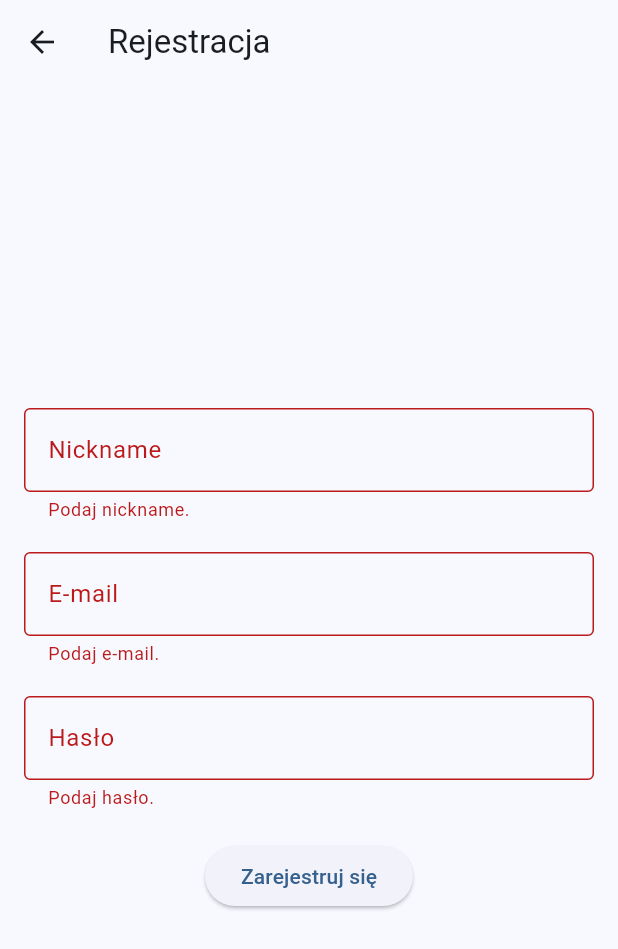
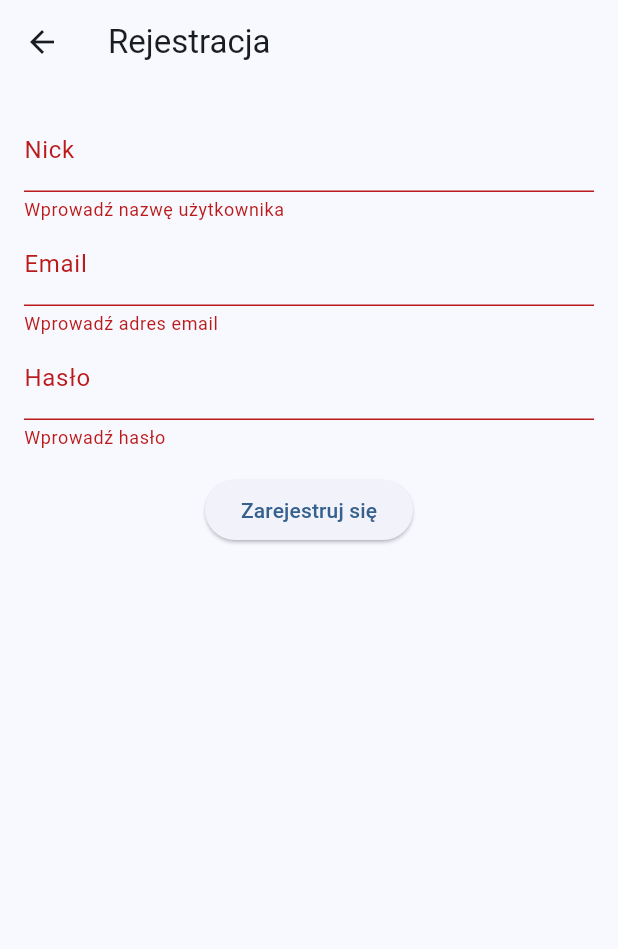
Before and after one commit to JaKosinski/IPZ_2024_2025, a Flutter app: the RegisterPage screen opened directly, after a tap on "Zarejestruj się", on a phone screen of 412 x 824 dp. Shown: the top 949 px of the screen. Run offline on Flutter 3.47's test engine with Material 3 defaults, Android fonts, the phone set to English and light mode, and no system bars; our stand-ins replace image_picker; missing offline and left inert: aplikacja, mysql1.

Commit message:
Poprawka w serwerze pośredniczym(dodanie obsługi nicnkame), poprawka rejestracji o pole nickname

```diff
--- a/aplikacja/lib/database/database_helper.dart
+++ b/aplikacja/lib/database/database_helper.dart
@@ -20,12 +20,12 @@ class DatabaseHelper {
     );
     return await MySqlConnection.connect(settings);
   }
-  static Future<void> addUser(String email, String password) async {
+  static Future<void> addUser(String nickname, String email, String password) async {
     final url = Uri.parse('http://127.0.0.1:5000/register');
     final response = await http.post(
       url,
       headers: {'Content-Type': 'application/json'},
-      body: jsonEncode({'email': email, 'password': password}),
+      body: jsonEncode({'nickname': nickname,'email': email, 'password': password}),
     );
 
     if (response.statusCode == 201) {
--- a/aplikacja/lib/pages/registration.dart
+++ b/aplikacja/lib/pages/registration.dart
@@ -1,43 +1,43 @@
 import 'package:flutter/material.dart';
+import 'package:aplikacja/database/database_helper.dart';
 
 class RegisterPage extends StatefulWidget {
-  const RegisterPage({super.key});
+  const RegisterPage({Key? key}) : super(key: key);
 
   @override
   State<RegisterPage> createState() => _RegisterPageState();
 }
 
 class _RegisterPageState extends State<RegisterPage> {
-  // Klucz do zarządzania stanem formularza
   final _formKey = GlobalKey<FormState>();
+  final _userNicknameController = TextEditingController();
+  final _emailController = TextEditingController();
+  final _passwordController = TextEditingController();
 
-  // Kontrolery tekstu dla nicknameu, e-maila i hasła
-  final TextEditingController _nicknameController = TextEditingController();
-  final TextEditingController _emailController = TextEditingController();
-  final TextEditingController _passwordController = TextEditingController();
 
-  // Funkcja do obsługi rejestracji
-  void _register() {
-  if (_formKey.currentState!.validate()) {
-    // TODO: Sprawdź, czy e-mail i nickname są unikalne w bazie danych
-    print("Rejestracja udana!");
-    print("Nickname: ${_nicknameController.text}");
-    print("E-mail: ${_emailController.text}");
-    print("Hasło: ${_passwordController.text}");
+  Future<void> _register() async {
+    if (_formKey.currentState!.validate()) {
+      final userNickname = _userNicknameController.text;
+      final email = _emailController.text;
+      final password = _passwordController.text;
 
-    ScaffoldMessenger.of(context).showSnackBar(
-      const SnackBar(content: Text('Rejestracja udana!, teraz możesz zalogować się do konta'))
-    );
+      try {
+        // Dodaj użytkownika do bazy danych
+        await DatabaseHelper.addUser(userNickname, email, password);
 
-    // Wyczyszczenie pól po rejestracji
-    _nicknameController.clear();
-    _emailController.clear();
-    _passwordController.clear();
-  } else {
-    print("Rejestracja nie powiodła się. Popraw dane.");
+        // Wyświetl komunikat o powodzeniu i przejdź do ekranu logowania
+        ScaffoldMessenger.of(context).showSnackBar(
+          const SnackBar(content: Text('Rejestracja pomyślna!')),
+        );
+        Navigator.pushNamed(context, '/sign_in');
+      } catch (e) {
+        // Wyświetl komunikat o błędzie
+        ScaffoldMessenger.of(context).showSnackBar(
+          SnackBar(content: Text('Błąd rejestracji: $e')),
+        );
+      }
+    }
   }
-}
-
 
   @override
   Widget build(BuildContext context) {
@@ -45,85 +45,57 @@ class _RegisterPageState extends State<RegisterPage> {
       appBar: AppBar(
         title: const Text('Rejestracja'),
       ),
-      body: Padding(
-        padding: const EdgeInsets.all(16.0),
-        child: Form(
-          key: _formKey, // Powiązanie formularza z kluczem
+      body: Form(
+        key: _formKey,
+        child: Padding(
+          padding: const EdgeInsets.all(16.0),
           child: Column(
-            mainAxisAlignment: MainAxisAlignment.center,
-            children: [
-              // Pole tekstowe dla nickname
+            children: <Widget>[
               TextFormField(
-                controller: _nicknameController,
-                decoration: const InputDecoration(
-                  labelText: 'Nickname',
-                  border: OutlineInputBorder(),
-                ),
+                controller: _userNicknameController,
+                decoration: const InputDecoration(labelText: 'Nick'),
                 validator: (value) {
-                  // Walidacja nickname
                   if (value == null || value.isEmpty) {
-                    return 'Podaj nickname.';
+                    return 'Wprowadź nazwę użytkownika';
                   }
-                  if (value.length < 3) {
-                    return 'Nickname musi mieć co najmniej 3 znaki.';
-                  }
-                  // TODO: Sprawdź, czy nickname jest unikalny w bazie danych
                   return null;
                 },
               ),
-              const SizedBox(height: 20),
-              // Pole tekstowe dla e-maila
               TextFormField(
                 controller: _emailController,
-                decoration: const InputDecoration(
-                  labelText: 'E-mail',
-                  border: OutlineInputBorder(),
-                ),
-                keyboardType: TextInputType.emailAddress,
+                decoration: const InputDecoration(labelText: 'Email'),
                 validator: (value) {
-                  // Walidacja e-maila
                   if (value == null || value.isEmpty) {
-                    return 'Podaj e-mail.';
+                    return 'Wprowadź adres email';
                   }
-                  // Sprawdzenie czy e-mail jest poprawny
                   final emailRegex = RegExp(
                       r'^[a-zA-Z0-9._%-]+@[a-zA-Z0-9.-]+\.[a-zA-Z]{2,4}$');
-                  if (!emailRegex.hasMatch(value)) {
-                    return 'Podaj poprawny e-mail.';
+                  if (!emailRegex.hasMatch(value)/*!value.contains('@')*/) {
+                    return 'Wprowadź poprawny adres email';
                   }
-                  return null; // Poprawny e-mail
+                  return null;
                 },
               ),
-              const SizedBox(height: 20),
-              // Pole tekstowe dla hasła
               TextFormField(
                 controller: _passwordController,
-                decoration: const InputDecoration(
-                  labelText: 'Hasło',
-                  border: OutlineInputBorder(),
-                ),
-                obscureText: true, // Ukrywanie hasła
+                decoration: const InputDecoration(labelText: 'Hasło'),
+                obscureText: true,
                 validator: (value) {
-                  // Walidacja hasła
-                  //sprawdzanie czy haslo jest puste
                   if (value == null || value.isEmpty) {
-                    return 'Podaj hasło.';
+                    return 'Wprowadź hasło';
                   }
-                  //walidacja czy hasło ma Jedną wielką litere,jedną małą litere,
-                  // conajmniej jedną cyfrę, conajmniej jeden znak specjalny i minimum 8 znaków
-                  final passwordRegex = RegExp(
-                  r'^([A-Z])(?=.*[a-z])(?=.*\d)(?=.*[!@#$%^&*])[A-Za-z\d!@#$%^&*]{8,}$');
-                  if(!passwordRegex.hasMatch(value)){
-                    return 'Hasło mudi zawierać conajmniej 8 znaków, wielką literę, cyfrę i znak specjalny. ';
+                  if (value.length < 8) {
+                    return 'Hasło musi mieć co najmniej 8 znaków';
                   }
-                  return null; // Poprawne hasło
+                  return null;
                 },
               ),
-              const SizedBox(height: 20),
-              // Przycisk rejestracji
-              ElevatedButton(
-                onPressed: _register, // Wywołanie rejestracji
-                child: const Text('Zarejestruj się'),
+              Padding(
+                padding: const EdgeInsets.symmetric(vertical: 16.0),
+                child: ElevatedButton(
+                  onPressed: _register,
+                  child: const Text('Zarejestruj się'),
+                ),
               ),
             ],
           ),
```
Also changed, not shown: aplikacja/lib/pages/sign_in.dart (+47 -18 lines), 1 other file.
